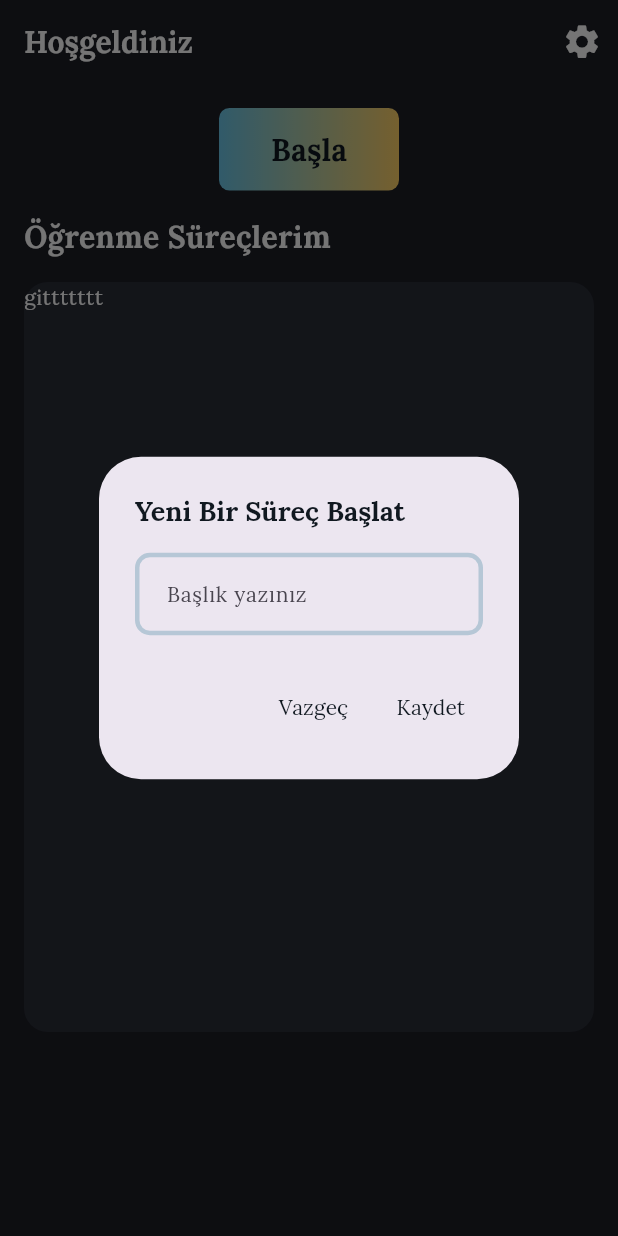
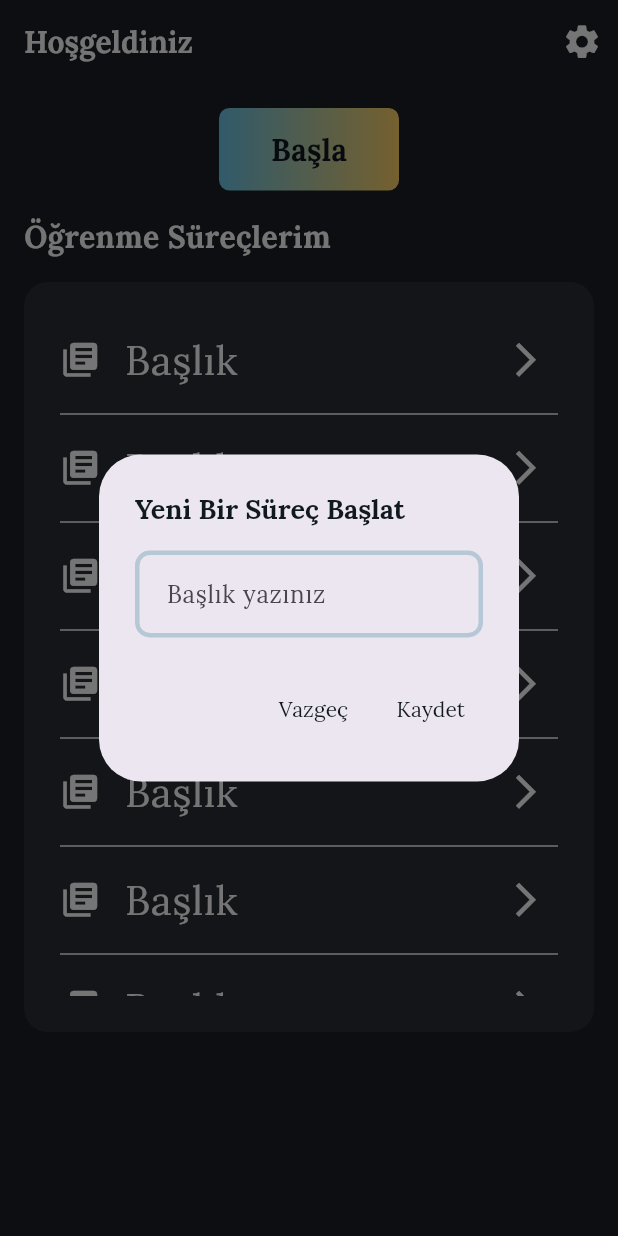
Before and after one commit to ismailVasip/PiggyBank, a Flutter app: the screen it shows after launch, after a tap on "Başla", on a phone screen of 412 x 824 dp. Run offline on Flutter 3.47's test engine with Material 3 defaults, Android fonts, the phone set to English and light mode, and no system bars; our stand-ins replace auto_size_text, flutter_bloc, fpdart, get_it, shared_preferences, supabase_flutter; accounts and stored records are empty; project files that could hold a hidden picture were left out.

Commit message:
create learning process done

```diff
--- a/lib/core/theme/app_text_theme.dart
+++ b/lib/core/theme/app_text_theme.dart
@@ -32,4 +32,11 @@ class AppTextTheme {
       color: AppPalette.gradient2
     );
   }
+  static TextStyle get learningProcessTitleText {
+    return const TextStyle(
+      fontFamily: 'Lora',
+      fontSize: 27,
+      color: AppPalette.whiteColor
+    );
+  }
 }
--- a/lib/features/learning_process/data/datasources/learning_process_remote_data_sources.dart
+++ b/lib/features/learning_process/data/datasources/to_word_pool_remote_data_sources.dart
@@ -5,6 +5,7 @@ import 'package:supabase_flutter/supabase_flutter.dart';
 abstract interface class WordPoolRemoteDataSource{
   Future<WordPoolModel> uploadToWordPool(WordPoolModel wordPoolModel);
 }
+
 class WordPoolRemoteDataSourceImp implements WordPoolRemoteDataSource{
   final SupabaseClient supabaseClient;
   WordPoolRemoteDataSourceImp(this.supabaseClient);
@@ -23,5 +24,4 @@ class WordPoolRemoteDataSourceImp implements WordPoolRemoteDataSource{
        }
 
   }
-
 }
--- a/lib/features/learning_process/data/repositories/word_pool_repo_imp.dart
+++ b/lib/features/learning_process/data/repositories/word_pool_repo_imp.dart
@@ -1,7 +1,7 @@
 import 'package:fpdart/fpdart.dart';
 import 'package:piggy_bank/core/error/exceptions.dart';
 import 'package:piggy_bank/core/error/failures.dart';
-import 'package:piggy_bank/features/learning_process/data/datasources/learning_process_remote_data_sources.dart';
+import 'package:piggy_bank/features/learning_process/data/datasources/to_word_pool_remote_data_sources.dart';
 import 'package:piggy_bank/features/learning_process/data/models/word_pool_model.dart';
 import 'package:piggy_bank/features/learning_process/domain/entities/word_pool.dart';
 import 'package:piggy_bank/features/learning_process/domain/repositories/word_pool_repo.dart';
@@ -33,6 +33,7 @@ class WordPoolRepoImp implements WordPoolRepo {
     final uploadToWordPool = await wordPoolRemoteDataSource.uploadToWordPool(wordPoolModel);
 
     return right(uploadToWordPool);
+
     }on ServerException catch(e){
       return left(Failure(e.message));
     }
--- /dev/null
+++ b/lib/features/learning_process/domain/usecases/create_learning_process.dart
@@ -0,0 +1,22 @@
+import 'package:fpdart/fpdart.dart';
+import 'package:piggy_bank/core/error/failures.dart';
+import 'package:piggy_bank/core/usecase/usecase.dart';
+import 'package:piggy_bank/features/learning_process/domain/entities/learning_process.dart';
+import 'package:piggy_bank/features/learning_process/domain/repositories/learning_process_repo.dart';
+
+class CreateLearningProcess implements UseCase<LearningProcess,CreateLearningProcessParams>{
+  final LearningProcessRepo learningProcessRepo;
+  CreateLearningProcess(this.learningProcessRepo);
+
+  @override
+  Future<Either<Failure, LearningProcess>> call(CreateLearningProcessParams params) async{
+       return await learningProcessRepo.createLearningProcess(title: params.title);
+  }
+}
+
+class CreateLearningProcessParams{
+  final String title;
+
+  CreateLearningProcessParams({required this.title});
+
+}
--- /dev/null
+++ b/lib/features/learning_process/presentation/bloc/bloc_learning_process/learning_process_bloc.dart
@@ -0,0 +1,29 @@
+import 'package:flutter/material.dart';
+import 'package:flutter_bloc/flutter_bloc.dart';
+import 'package:piggy_bank/features/learning_process/domain/usecases/create_learning_process.dart';
+
+part 'learning_process_event.dart';
+part 'learning_process_state.dart';
+
+class LearningProcessBloc
+    extends Bloc<LearningProcessEvent, LearningProcessState> {
+  final CreateLearningProcess createLearningProcess;
+  LearningProcessBloc(this.createLearningProcess)
+    : super(LearningProcessInitial()) {
+    on<LearningProcessEvent>((event, emit) => emit(LearningProcessLoading()));
+    on<LearningProcessCreate>(_learningProcessCreate);
+  }
+  void _learningProcessCreate(
+    LearningProcessCreate event,
+    Emitter<LearningProcessState> emit,
+  ) async {
+    final result = await createLearningProcess(
+      CreateLearningProcessParams(title: event.title),
+    );
+
+    result.fold(
+      (l) => emit(LearningProcessFailure(error: l.message)),
+      (r) => emit(LearningProcessSuccess()),
+    );
+  }
+}
--- /dev/null
+++ b/lib/features/learning_process/presentation/bloc/bloc_learning_process/learning_process_event.dart
@@ -0,0 +1,11 @@
+part of 'learning_process_bloc.dart';
+
+@immutable
+sealed class LearningProcessEvent {}
+
+final class LearningProcessCreate extends LearningProcessEvent{
+  final String title;
+
+  LearningProcessCreate({required this.title});
+
+}
--- /dev/null
+++ b/lib/features/learning_process/presentation/bloc/bloc_learning_process/learning_process_state.dart
@@ -0,0 +1,19 @@
+part of 'learning_process_bloc.dart';
+
+@immutable
+sealed class LearningProcessState {}
+
+final class LearningProcessInitial extends LearningProcessState {}
+
+final class LearningProcessLoading extends LearningProcessState{}
+
+final class LearningProcessFailure extends LearningProcessInitial{
+  final String error;
+
+  LearningProcessFailure({required this.error});
+
+}
+
+final class LearningProcessSuccess extends LearningProcessInitial{
+
+}
--- a/lib/features/learning_process/presentation/bloc/wordpool_bloc_bloc.dart
+++ b/lib/features/learning_process/presentation/bloc/wordpool_bloc_bloc.dart
@@ -1,4 +1,3 @@
-import 'dart:io';
 
 import 'package:flutter/material.dart';
 import 'package:flutter_bloc/flutter_bloc.dart';
--- a/lib/features/learning_process/presentation/pages/home_page.dart
+++ b/lib/features/learning_process/presentation/pages/home_page.dart
@@ -1,7 +1,11 @@
 import "package:flutter/material.dart";
+import "package:flutter_bloc/flutter_bloc.dart";
+import "package:piggy_bank/core/common/widgets/loader.dart";
 import "package:piggy_bank/core/localization/locale_manager.dart";
 import "package:piggy_bank/core/theme/app_pallete.dart";
 import "package:piggy_bank/core/theme/app_text_theme.dart";
+import "package:piggy_bank/core/utils/show_snackbar.dart";
+import "package:piggy_bank/features/learning_process/presentation/bloc/bloc_learning_process/learning_process_bloc.dart";
 import "package:piggy_bank/features/learning_process/presentation/pages/learning_process_page.dart";
 import "package:piggy_bank/features/learning_process/presentation/pages/settings.dart";
 import "package:piggy_bank/features/learning_process/presentation/widgets/process_button.dart";
@@ -17,6 +21,7 @@ class HomePage extends StatelessWidget {
   Widget build(BuildContext context) {
     final localeManager = Provider.of<LocaleManager>(context);
     final fieldController = TextEditingController();
+    final formKey = GlobalKey<FormState>();
 
     return SafeArea(
       child: Scaffold(
@@ -30,7 +35,11 @@ class HomePage extends StatelessWidget {
               onPressed: () {
                 Navigator.push(context, Settings.route());
               },
-              icon: Icon(Icons.settings, color: AppPalette.whiteColor, size: 27),
+              icon: Icon(
+                Icons.settings,
+                color: AppPalette.whiteColor,
+                size: 27,
+              ),
             ),
           ],
         ),
@@ -41,8 +50,13 @@ class HomePage extends StatelessWidget {
             children: [
               StartButton(
                 text: localeManager.translate('start'),
-                showAlertDialog: (){
-                  showAlertDialog(context,localeManager,fieldController);
+                showAlertDialog: () {
+                  showAlertDialog(
+                    context,
+                    localeManager,
+                    fieldController,
+                    formKey,
+                  );
                 },
               ),
               const SizedBox(height: 16),
@@ -58,14 +72,23 @@ class HomePage extends StatelessWidget {
                   color: AppPalette.secondaryBackgroundColor,
                   borderRadius: BorderRadius.circular(16.0),
                 ),
-                child: SizedBox(
-                  height: 40,
-                  width: 40,
-                  child: GestureDetector(
-                    onTap: (){
-                      Navigator.push(context, LearningProcessPage.route());
+                child: Padding(
+                  padding: const EdgeInsets.symmetric(horizontal: 8,vertical: 24),
+                  child: ClipRRect(
+                    borderRadius: BorderRadius.circular(16.0),
+                    child: ListView.separated(
+                      itemCount: 12,
+                      separatorBuilder: (context, index) {
+                        return const Divider(
+                          color: AppPalette.whiteColor,
+                          indent: 16,
+                          endIndent: 16,
+                        );
                       },
-                    child: Text("gittttttt"),
+                      itemBuilder: (context, index) {
+                        return generateListTile();
+                      },
+                    ),
                   ),
                 ),
               ),
@@ -76,26 +99,67 @@ class HomePage extends StatelessWidget {
     );
   }
 
+  ListTile generateListTile() {
+    return ListTile(
+      leading: Icon(
+        Icons.library_books,
+        size: 27,
+        color: AppPalette.whiteColor,
+      ),
+      title: Text('Başlık', style: AppTextTheme.learningProcessTitleText),
+      trailing: Icon(
+        Icons.arrow_forward_ios,
+        size: 27,
+        color: AppPalette.whiteColor,
+      ),
+    );
+  }
+
   Future<dynamic> showAlertDialog(
     BuildContext context,
     LocaleManager localeManager,
     TextEditingController fieldController,
+    GlobalKey<FormState> key,
   ) {
     return showDialog(
       barrierDismissible: false,
       context: context,
       builder: (context) {
-        return AlertDialog(
+        return BlocConsumer<LearningProcessBloc, LearningProcessState>(
+          listener: (context, state) {
+            if (state is LearningProcessFailure) {
+              showSnackBar(context, state.error);
+            } else if (state is LearningProcessSuccess) {
+              Navigator.of(context).pop();
+            }
+          },
+          builder: (context, state) {
+            if (state is LearningProcessLoading) {
+              return const Loader();
+            }
+            return Form(
+              key: key,
+              child: AlertDialog(
                 title: Text(
                   localeManager.translate('addProcessTitle'),
                   style: AppTextTheme.loraTextTheme.headlineSmall!.copyWith(
                     color: AppPalette.primaryTextColor,
                   ),
                 ),
-          content: ProcessField(
-            hintText: localeManager.translate('addProcessFieldHintText'),
+                content: TextFormField(
+                  style: TextStyle(color: AppPalette.blackColor),
+                  decoration: InputDecoration(
+                    hintText: localeManager.translate(
+                      'addProcessFieldHintText',
+                    ),
+                  ),
                   controller: fieldController,
-            isObscureText: false,
+                  validator: (value) {
+                    if (value!.trim().isEmpty) {
+                      return localeManager.translate('AddWordErrorMessage');
+                    }
+                    return null;
+                  },
                 ),
                 actions: [
                   ProcessButton(
@@ -107,10 +171,20 @@ class HomePage extends StatelessWidget {
                   ProcessButton(
                     text: localeManager.translate('save'),
                     onPressed: () {
-                Navigator.of(context).pop();
+                      if (key.currentState!.validate()) {
+                        context.read<LearningProcessBloc>().add(
+                          LearningProcessCreate(
+                            title: fieldController.text.trim(),
+                          ),
+                        );
+                      }
+                      //key.currentState!.reset();
                     },
                   ),
                 ],
+              ),
+            );
+          },
         );
       },
     );
--- a/lib/init_dependencies.dart
+++ b/lib/init_dependencies.dart
@@ -1,8 +1,13 @@
 import 'package:get_it/get_it.dart';
-import 'package:piggy_bank/features/learning_process/data/datasources/learning_process_remote_data_sources.dart';
+import 'package:piggy_bank/features/learning_process/data/datasources/create_learning_process_remote_date_source.dart';
+import 'package:piggy_bank/features/learning_process/data/datasources/to_word_pool_remote_data_sources.dart';
+import 'package:piggy_bank/features/learning_process/data/repositories/learning_process_repo_imp.dart';
 import 'package:piggy_bank/features/learning_process/data/repositories/word_pool_repo_imp.dart';
+import 'package:piggy_bank/features/learning_process/domain/repositories/learning_process_repo.dart';
 import 'package:piggy_bank/features/learning_process/domain/repositories/word_pool_repo.dart';
+import 'package:piggy_bank/features/learning_process/domain/usecases/create_learning_process.dart';
 import 'package:piggy_bank/features/learning_process/domain/usecases/upload_to_word_pool.dart';
+import 'package:piggy_bank/features/learning_process/presentation/bloc/bloc_learning_process/learning_process_bloc.dart';
 import 'package:piggy_bank/features/learning_process/presentation/bloc/wordpool_bloc_bloc.dart';
 import 'package:supabase_flutter/supabase_flutter.dart';
 import 'package:piggy_bank/core/secret/app_secret.dart';
@@ -10,7 +15,8 @@ import 'package:piggy_bank/core/secret/app_secret.dart';
 final serviceLocator = GetIt.instance;
 
 Future<void> initDependencies() async {
-  _initBlog();
+  _initUploadToWordPool();
+  _initCreateLearningProcess();
 
   final supabase = await Supabase.initialize(
     url: AppSecret.supabaseUrl,
@@ -20,7 +26,7 @@ Future<void> initDependencies() async {
   serviceLocator.registerLazySingleton(() => supabase.client);
 }
 
-void _initBlog() {
+void _initUploadToWordPool() {
   serviceLocator
     ..registerFactory<WordPoolRemoteDataSource>(
       () => WordPoolRemoteDataSourceImp(serviceLocator()),
@@ -29,3 +35,15 @@ void _initBlog() {
     ..registerFactory(() => UploadToWordPool(serviceLocator()))
     ..registerLazySingleton(() => WordpoolBlocBloc(serviceLocator()));
 }
+void _initCreateLearningProcess(){
+  serviceLocator..registerFactory<CreateLearningProcessRemoteDateSource>(
+    () => CreateLearningProcessRemoteDateSourceImp(serviceLocator()),
+  )
+  ..registerFactory<LearningProcessRepo>(
+    () => LearningProcessRepoImp(serviceLocator())
+  )
+  ..registerFactory(()=> CreateLearningProcess(serviceLocator()))
+  ..registerLazySingleton(() => LearningProcessBloc(serviceLocator()))
+  ;
+
+}
--- a/lib/main.dart
+++ b/lib/main.dart
@@ -3,6 +3,7 @@ import 'package:flutter_bloc/flutter_bloc.dart';
 import 'package:flutter_localizations/flutter_localizations.dart';
 import 'package:piggy_bank/core/localization/locale_manager.dart';
 import 'package:piggy_bank/core/theme/app_theme.dart';
+import 'package:piggy_bank/features/learning_process/presentation/bloc/bloc_learning_process/learning_process_bloc.dart';
 import 'package:piggy_bank/features/learning_process/presentation/bloc/wordpool_bloc_bloc.dart';
 import 'package:piggy_bank/features/learning_process/presentation/pages/home_page.dart';
 import 'package:piggy_bank/init_dependencies.dart';
@@ -15,6 +16,9 @@ void main() async{
     providers: [
       BlocProvider(
         create: (_) => serviceLocator<WordpoolBlocBloc>(),
+      ),
+      BlocProvider(
+        create: (_) => serviceLocator<LearningProcessBloc>(),
       )
     ],
     child: const MyApp(),)
```
Also changed, not shown: lib/features/learning_process/data/datasources/create_learning_process_remote_date_source.dart (added, +24 -0 lines), lib/features/learning_process/data/models/learning_process_model.dart (added, +28 -0 lines), lib/features/learning_process/data/repositories/learning_process_repo_imp.dart (added, +33 -0 lines), lib/features/learning_process/domain/entities/learning_process.dart (added, +11 -0 lines), lib/features/learning_process/domain/repositories/learning_process_repo.dart (added, +9 -0 lines). Lines whose indentation alone changed are shown as unchanged.
